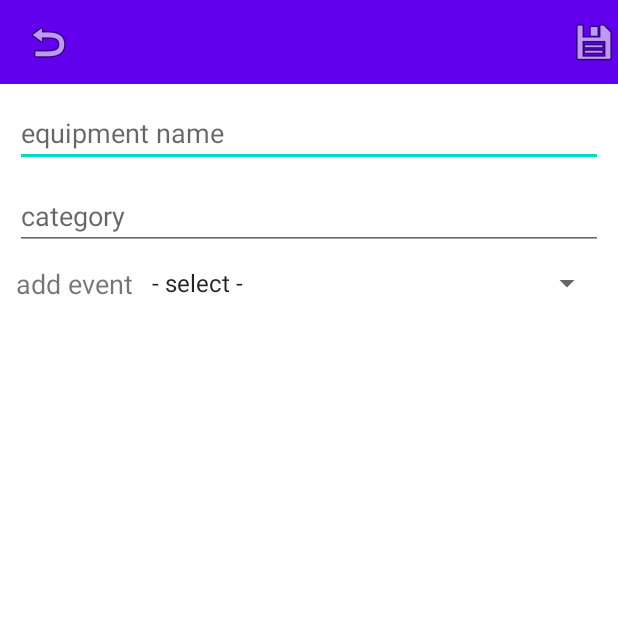
After one commit to C4T4PHR4CT/Event_and_Equipment_Manager, an Android app: the EquipmentEditActivity screen opened directly, with no data from a screen before it, on a phone screen of 412 x 824 dp, the top half of it. The commit adds this screen. Run offline under Robolectric (Android 15) with nearby library versions, the phone set to English and light mode, and no system bars.

Commit message:
equipment related requirements done

```diff
--- a/source/EventManager (AndroidStudio)/app/src/main/AndroidManifest.xml
+++ b/source/EventManager (AndroidStudio)/app/src/main/AndroidManifest.xml
@@ -13,6 +13,7 @@
         android:supportsRtl="true"
         android:theme="@style/Theme.EventEquipmentManager"
         tools:ignore="AllowBackup">
+        <activity android:name=".view.EquipmentEditActivity" />
         <activity android:name=".view.EventEditActivity" />
         <activity android:name=".view.LoginActivity" />
         <activity android:name=".view.MainActivity">
--- a/source/EventManager (AndroidStudio)/app/src/main/java/com/SovietHouseholdAppliances/EventManager/model/Equipment.java
+++ b/source/EventManager (AndroidStudio)/app/src/main/java/com/SovietHouseholdAppliances/EventManager/model/Equipment.java
@@ -21,6 +21,8 @@ public class Equipment
     public boolean equals(Object obj) {
         if (!(obj instanceof Equipment))
             return false;
+        if (id == null || ((Equipment) obj).id == null)
+            return false;
         return id.equals(((Equipment) obj).id);
     }
 
--- a/source/EventManager (AndroidStudio)/app/src/main/java/com/SovietHouseholdAppliances/EventManager/model/Event.java
+++ b/source/EventManager (AndroidStudio)/app/src/main/java/com/SovietHouseholdAppliances/EventManager/model/Event.java
@@ -25,6 +25,8 @@ public class Event
     public boolean equals(Object obj) {
         if (!(obj instanceof Event))
             return false;
+        if (id == null || ((Event) obj).id == null)
+            return false;
         return id.equals(((Event) obj).id);
     }
 
--- a/source/EventManager (AndroidStudio)/app/src/main/java/com/SovietHouseholdAppliances/EventManager/model/User.java
+++ b/source/EventManager (AndroidStudio)/app/src/main/java/com/SovietHouseholdAppliances/EventManager/model/User.java
@@ -23,6 +23,8 @@ public class User
     public boolean equals(Object obj) {
         if (!(obj instanceof User))
             return false;
+        if (id == null || ((User) obj).id == null)
+            return false;
         return id.equals(((User) obj).id);
     }
 
--- /dev/null
+++ b/source/EventManager (AndroidStudio)/app/src/main/java/com/SovietHouseholdAppliances/EventManager/view/EquipmentEditActivity.java
@@ -0,0 +1,190 @@
+package com.SovietHouseholdAppliances.EventManager.view;
+
+import androidx.appcompat.app.AppCompatActivity;
+import androidx.lifecycle.ViewModelProvider;
+import androidx.recyclerview.widget.DividerItemDecoration;
+import androidx.recyclerview.widget.LinearLayoutManager;
+import androidx.recyclerview.widget.RecyclerView;
+
+import android.app.Activity;
+import android.app.DatePickerDialog;
+import android.app.TimePickerDialog;
+import android.content.Intent;
+import android.os.Bundle;
+import android.text.Editable;
+import android.text.TextWatcher;
+import android.view.View;
+import android.view.WindowManager;
+import android.widget.AdapterView;
+import android.widget.ArrayAdapter;
+import android.widget.EditText;
+import android.widget.ImageButton;
+import android.widget.Spinner;
+
+import com.SovietHouseholdAppliances.EventManager.R;
+import com.SovietHouseholdAppliances.EventManager.model.Equipment;
+import com.SovietHouseholdAppliances.EventManager.model.Event;
+import com.SovietHouseholdAppliances.EventManager.model.MyLocalDateTime;
+import com.SovietHouseholdAppliances.EventManager.viewmodel.EquipmentEditViewModel;
+import com.google.android.material.floatingactionbutton.FloatingActionButton;
+
+import java.util.ArrayList;
+import java.util.Arrays;
+import java.util.List;
+
+public class EquipmentEditActivity extends AppCompatActivity {
+
+    EquipmentEditViewModel viewModel;
+
+    boolean isEdit;
+    int equipmentId;
+
+    ImageButton cancel;
+    ImageButton save;
+    FloatingActionButton delete;
+
+    EditText name;
+    EditText category;
+
+    Spinner add_event;
+    RecyclerView recyclerView;
+    EquipmentEditEventAdapter assignedEventAdapter;
+
+    @Override
+    protected void onCreate(Bundle savedInstanceState) {
+        super.onCreate(savedInstanceState);
+        setContentView(R.layout.activity_equipment_edit);
+
+        viewModel = new ViewModelProvider(this).get(EquipmentEditViewModel.class);
+
+        Bundle extras = getIntent().getExtras();
+        if (extras != null) {
+            isEdit = extras.getBoolean("isEdit");
+            if (isEdit)
+                equipmentId = extras.getInt("equipmentId");
+        }
+        else
+            isEdit = false;
+
+        if (isEdit)
+            viewModel.refreshEquipment(equipmentId);
+        else
+            viewModel.refreshEvents();
+
+        getWindow().setSoftInputMode(WindowManager.LayoutParams.SOFT_INPUT_ADJUST_RESIZE);
+
+        cancel = findViewById(R.id.equipment_edit_cancel_button);
+        save = findViewById(R.id.equipment_edit_save_button);
+        delete = findViewById(R.id.equipment_edit_delete);
+        name = findViewById(R.id.equipment_edit_name);
+        category = findViewById(R.id.equipment_edit_category);
+        add_event = findViewById(R.id.equipment_edit_add_event);
+        recyclerView = findViewById(R.id.equipment_edit_event_list);
+
+        cancel.setOnClickListener(e -> finish());
+
+        if (isEdit)
+            save.setOnClickListener(e -> viewModel.saveEquipment());
+        else
+            save.setOnClickListener(e -> viewModel.createEquipment());
+
+        if (isEdit)
+            delete.setOnClickListener(e -> viewModel.deleteEquipment());
+        else
+            delete.setVisibility(View.GONE);
+
+        viewModel.getAlert().observe(this, alert -> {
+            if (!alert.equals("done")) {
+                Intent intent = new Intent();
+                intent.putExtra("conflict", alert);
+                setResult(RESULT_OK, intent);
+            }
+            if (alert != null && !alert.trim().equals(""))
+                finish();
+        });
+
+        name.addTextChangedListener(new TextWatcher() {
+            @Override
+            public void onTextChanged(CharSequence s, int start, int before, int count) {
+                viewModel.renameEquipment(name.getText().toString());
+            }
+            @Override
+            public void beforeTextChanged(CharSequence s, int start, int count, int after) {}
+            @Override
+            public void afterTextChanged(Editable s) {}
+        });
+
+        category.addTextChangedListener(new TextWatcher() {
+            @Override
+            public void onTextChanged(CharSequence s, int start, int before, int count) {
+                viewModel.changeCategory(category.getText().toString());
+            }
+            @Override
+            public void beforeTextChanged(CharSequence s, int start, int count, int after) {}
+            @Override
+            public void afterTextChanged(Editable s) {}
+        });
+
+        recyclerView.setLayoutManager(new LinearLayoutManager(this));
+        recyclerView.addItemDecoration(new DividerItemDecoration(recyclerView.getContext(), DividerItemDecoration.VERTICAL));
+
+        viewModel.getEquipment().observe(this, equipment -> {
+            if (!name.getText().toString().equals(equipment.name))
+                name.setText(equipment.name);
+            if (!category.getText().toString().equals(equipment.category))
+                category.setText(equipment.category);
+
+            assignedEventAdapter = new EquipmentEditEventAdapter(this, equipment.events);
+            assignedEventAdapter.setClickListener((view, temp) -> viewModel.removeEvent(temp));
+            recyclerView.setAdapter(assignedEventAdapter);
+        });
+
+        viewModel.getEvents().observe(this, events -> {
+            List<Event> spinnerArray =  new ArrayList<>();
+            spinnerArray.add(new Event(-1, "- select -", false, 0, 0, new Equipment[0]));
+            if (isEdit)
+                spinnerArray.add(new Event(-2, "- maintenance -", true, 0, 0, new Equipment[0]));
+            spinnerArray.addAll(Arrays.asList(events));
+            ArrayAdapter<Event> adapter = new ArrayAdapter<>(this, android.R.layout.simple_spinner_item, spinnerArray);
+            adapter.setDropDownViewResource(android.R.layout.simple_spinner_dropdown_item);
+            add_event.setAdapter(adapter);
+        });
+
+        Activity activity = this;
+        add_event.setOnItemSelectedListener(new AdapterView.OnItemSelectedListener() {
+            @Override
+            public void onItemSelected(AdapterView<?> parentView, View selectedItemView, int position, long id) {
+                Event selected = (Event) parentView.getItemAtPosition(position);
+                if (selected.id >= 0)
+                    viewModel.addEvent(selected);
+                if (selected.id == -2) {
+                    MyLocalDateTime start = new MyLocalDateTime();
+                    start.dateTime = start.dateTime.withSecond(0);
+                    MyLocalDateTime end = new MyLocalDateTime();
+                    end.dateTime = end.dateTime.plusDays(1).withSecond(0);
+                    new DatePickerDialog(activity, (view1, year1, month1, dayOfMonth1) -> {
+                        start.dateTime = start.dateTime.withYear(year1).withMonth(month1 + 1).withDayOfMonth(dayOfMonth1);
+                        new TimePickerDialog(activity, (view2, hour2, minute2) -> {
+                            start.dateTime = start.dateTime.withHour(hour2).withMinute(minute2);
+                            end.dateTime = start.dateTime.plusDays(1);
+                            new DatePickerDialog(activity, (view3, year3, month3, dayOfMonth3) -> {
+                                end.dateTime = end.dateTime.withYear(year3).withMonth(month3 + 1).withDayOfMonth(dayOfMonth3);
+                                new TimePickerDialog(activity, (view4, hour4, minute4) -> {
+                                    end.dateTime = end.dateTime.withHour(hour4).withMinute(minute4);
+                                    viewModel.addEvent(new Event(null, null, true, start.getEpochMilis(), end.getEpochMilis(), null));
+                                }, end.dateTime.getHour(), end.dateTime.getMinute(), true).show();
+                            }, end.dateTime.getYear(), end.dateTime.getMonthValue() - 1, end.dateTime.getDayOfMonth()).show();
+                        }, start.dateTime.getHour(), start.dateTime.getMinute(), true).show();
+                    }, start.dateTime.getYear(), start.dateTime.getMonthValue() - 1, start.dateTime.getDayOfMonth()).show();
+                }
+            }
+            @Override
+            public void onNothingSelected(AdapterView<?> parentView) {}
+        });
+    }
+
+    @Override
+    public void onBackPressed () {
+        finish();
+    }
+}
--- /dev/null
+++ b/source/EventManager (AndroidStudio)/app/src/main/java/com/SovietHouseholdAppliances/EventManager/view/EquipmentEditEventAdapter.java
@@ -0,0 +1,89 @@
+package com.SovietHouseholdAppliances.EventManager.view;
+
+import android.annotation.SuppressLint;
+import android.content.Context;
+import android.view.LayoutInflater;
+import android.view.View;
+import android.view.ViewGroup;
+import android.widget.ImageButton;
+import android.widget.TextView;
+
+import androidx.annotation.NonNull;
+import androidx.recyclerview.widget.RecyclerView;
+
+import com.SovietHouseholdAppliances.EventManager.R;
+import com.SovietHouseholdAppliances.EventManager.model.Event;
+import com.SovietHouseholdAppliances.EventManager.model.MyLocalDateTime;
+
+import java.util.Arrays;
+import java.util.List;
+
+public class EquipmentEditEventAdapter extends RecyclerView.Adapter<EquipmentEditEventAdapter.ViewHolder> {
+
+    private final List<Event> events;
+    private final LayoutInflater mInflater;
+    private ItemClickListener mClickListener;
+
+    EquipmentEditEventAdapter(Context context, Event[] events) {
+        this.mInflater = LayoutInflater.from(context);
+        this.events = Arrays.asList(events);
+    }
+
+    @NonNull
+    @Override
+    public ViewHolder onCreateViewHolder(@NonNull ViewGroup parent, int viewType) {
+        View view = mInflater.inflate(R.layout.row_equipment_edit_event_list, parent, false);
+        return new ViewHolder(view);
+    }
+
+    @SuppressLint("SetTextI18n")
+    @Override
+    public void onBindViewHolder(ViewHolder holder, int position) {
+        holder.name.setText(events.get(position).name);
+        MyLocalDateTime start = new MyLocalDateTime(events.get(position).start);
+        MyLocalDateTime end = new MyLocalDateTime(events.get(position).end);
+        holder.from.setText(start.getDateTime());
+        holder.until.setText(end.getDateTime());
+        holder.fromDay.setText("(" + start.getDay() + ")");
+        holder.untilDay.setText("(" + end.getDay() + ")");
+    }
+
+    @Override
+    public int getItemCount() {
+        return events.size();
+    }
+
+    public class ViewHolder extends RecyclerView.ViewHolder {
+        TextView name;
+        TextView from;
+        TextView fromDay;
+        TextView until;
+        TextView untilDay;
+        ImageButton delete;
+
+        ViewHolder(View itemView) {
+            super(itemView);
+            name = itemView.findViewById(R.id.equipment_edit_event_row_name);
+            from = itemView.findViewById(R.id.equipment_edit_event_row_from);
+            fromDay = itemView.findViewById(R.id.equipment_edit_event_row_from_day);
+            until = itemView.findViewById(R.id.equipment_edit_event_row_until);
+            untilDay = itemView.findViewById(R.id.equipment_edit_event_row_until_day);
+            delete = itemView.findViewById(R.id.equipment_edit_event_row_delete);
+            delete.setOnClickListener(e -> {
+                if (mClickListener != null) mClickListener.onItemClick(itemView, getItem(getAdapterPosition()));
+            });
+        }
+    }
+
+    Event getItem(int pos) {
+        return events.get(pos);
+    }
+
+    void setClickListener(ItemClickListener itemClickListener) {
+        this.mClickListener = itemClickListener;
+    }
+
+    public interface ItemClickListener {
+        void onItemClick(View view, Event event);
+    }
+}
--- /dev/null
+++ b/source/EventManager (AndroidStudio)/app/src/main/res/layout/activity_equipment_edit.xml
@@ -0,0 +1,112 @@
+<?xml version="1.0" encoding="utf-8"?>
+<LinearLayout xmlns:android="http://schemas.android.com/apk/res/android"
+    xmlns:app="http://schemas.android.com/apk/res-auto"
+    xmlns:tools="http://schemas.android.com/tools"
+    android:layout_width="match_parent"
+    android:layout_height="match_parent"
+    tools:context=".view.EventEditActivity"
+    android:orientation="vertical">
+
+    <androidx.appcompat.widget.Toolbar
+        android:layout_width="match_parent"
+        android:layout_height="wrap_content"
+        android:background="?attr/colorPrimary"
+        android:minHeight="?attr/actionBarSize"
+        android:padding="10dp"
+        android:theme="?attr/actionBarTheme">
+
+        <RelativeLayout
+            android:layout_width="match_parent"
+            android:layout_height="match_parent">
+
+            <ImageButton
+                android:id="@+id/equipment_edit_cancel_button"
+                android:layout_width="wrap_content"
+                android:layout_height="wrap_content"
+                android:background="#00000000"
+                android:contentDescription="@string/cancel_button"
+                app:srcCompat="@android:drawable/ic_menu_revert" />
+
+            <ImageButton
+                android:id="@+id/equipment_edit_save_button"
+                android:layout_width="wrap_content"
+                android:layout_height="wrap_content"
+                android:layout_alignParentEnd="true"
+                android:background="#00000000"
+                android:contentDescription="@string/save_button"
+                app:srcCompat="@android:drawable/ic_menu_save" />
+
+        </RelativeLayout>
+
+    </androidx.appcompat.widget.Toolbar>
+
+    <EditText
+        android:id="@+id/equipment_edit_name"
+        android:layout_width="match_parent"
+        android:layout_height="wrap_content"
+        android:layout_marginHorizontal="10dp"
+        android:layout_marginTop="10dp"
+        android:ems="10"
+        android:inputType="textPersonName"
+        android:hint="@string/equipment_name"
+        android:autofillHints="" />
+
+    <EditText
+        android:id="@+id/equipment_edit_category"
+        android:layout_width="match_parent"
+        android:layout_height="wrap_content"
+        android:layout_marginHorizontal="10dp"
+        android:layout_marginTop="10dp"
+        android:ems="10"
+        android:inputType="textPersonName"
+        android:hint="@string/category"
+        android:autofillHints="" />
+
+    <LinearLayout
+        android:layout_width="match_parent"
+        android:layout_height="wrap_content"
+        android:layout_margin="10dp"
+        android:gravity="center_vertical"
+        android:orientation="horizontal">
+
+        <TextView
+            android:layout_width="wrap_content"
+            android:layout_height="wrap_content"
+            android:layout_marginRight="5dp"
+            android:text="@string/add_event"
+            android:textAlignment="textEnd"
+            android:textSize="18sp"
+            tools:ignore="RtlHardcoded" />
+
+        <Spinner
+            android:id="@+id/equipment_edit_add_event"
+            android:layout_width="match_parent"
+            android:layout_height="wrap_content" />
+
+    </LinearLayout>
+
+    <FrameLayout
+        android:layout_width="match_parent"
+        android:layout_height="match_parent">
+
+        <com.google.android.material.floatingactionbutton.FloatingActionButton
+            android:id="@+id/equipment_edit_delete"
+            android:layout_width="match_parent"
+            android:layout_height="wrap_content"
+            android:layout_gravity="bottom|start"
+            android:layout_margin="20dp"
+            android:clickable="true"
+            android:contentDescription="@string/delete_equipment"
+            android:src="@android:drawable/ic_menu_close_clear_cancel" />
+
+        <androidx.recyclerview.widget.RecyclerView
+            android:id="@+id/equipment_edit_event_list"
+            android:layout_width="match_parent"
+            android:layout_height="match_parent"
+            android:scrollbars="vertical">
+
+        </androidx.recyclerview.widget.RecyclerView>
+
+    </FrameLayout>
+
+</LinearLayout>
--- a/source/EventManager (AndroidStudio)/app/src/main/res/values/strings.xml
+++ b/source/EventManager (AndroidStudio)/app/src/main/res/values/strings.xml
@@ -27,4 +27,8 @@
     <string name="event_and_equipment_manager"><![CDATA[Event & Equipment Manager]]></string>
     <string name="app_description">The purpose of this project is to help companies in the AV industry allocate resources for various events.</string>
     <string name="category">category</string>
+    <string name="equipment_name">equipment name</string>
+    <string name="add_event">add event</string>
+    <string name="delete_equipment">delete equipment</string>
+    <string name="de_assign_event">de-assign event from equipment</string>
 </resources>
```
Also changed, not shown: source/EventManager (AndroidStudio)/app/src/main/java/com/SovietHouseholdAppliances/EventManager/view/EquipmentFragment.java (+4 -6 lines), source/EventManager (AndroidStudio)/app/src/main/java/com/SovietHouseholdAppliances/EventManager/viewmodel/EquipmentEditViewModel.java (added, +240 -0 lines), source/EventManager (AndroidStudio)/app/src/main/res/layout/row_equipment_edit_event_list.xml (added, +94 -0 lines), 1 other file.
